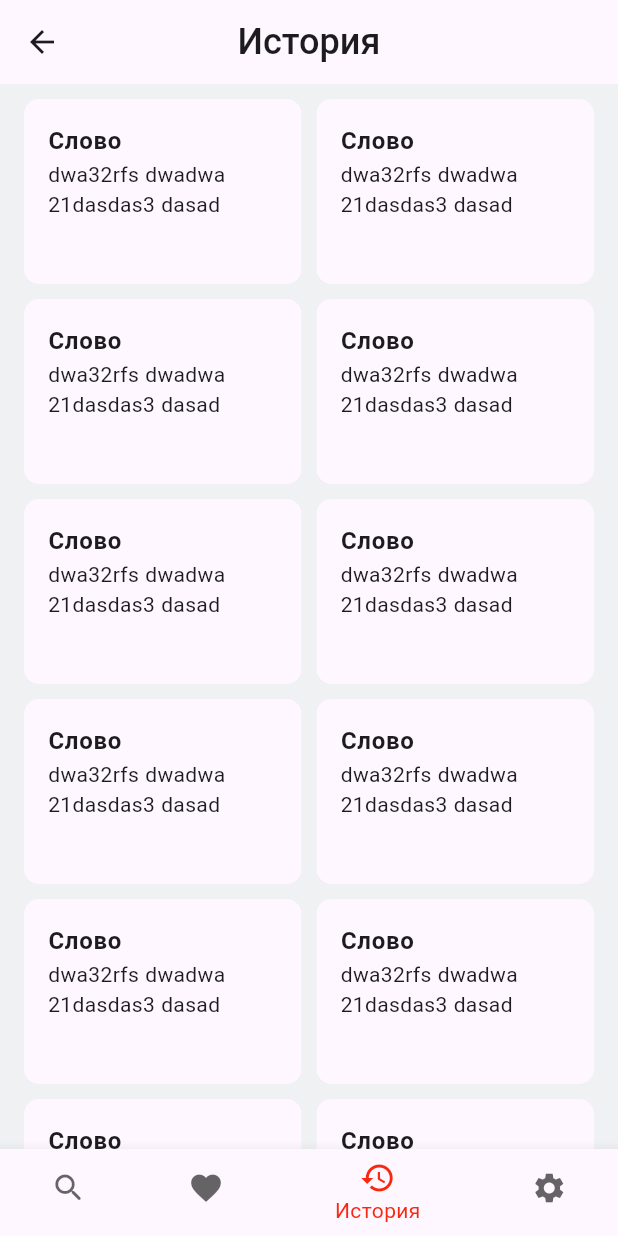
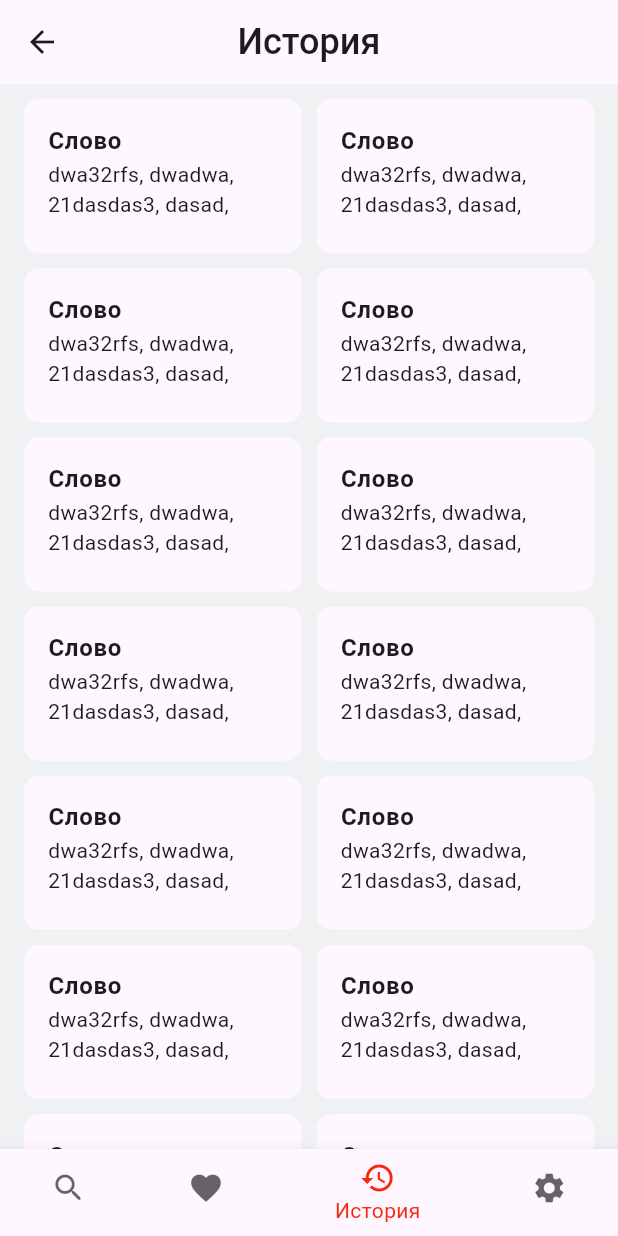
Before and after one commit to dudeel/Rhymer, a Flutter app: the HistoryScreen screen opened by its route, on a phone screen of 412 x 824 dp. Run offline on Flutter 3.47's test engine with Material 2 defaults, Android fonts, the phone set to English and light mode, and no system bars; our stand-ins replace auto_route.

Commit message:
change design for History card

```diff
--- a/lib/core/ui/widgets/rhyme_history_card.dart
+++ b/lib/core/ui/widgets/rhyme_history_card.dart
@@ -21,14 +21,13 @@ class RhymeHistoryCard extends StatelessWidget {
             style: theme.textTheme.bodyLarge
                 ?.copyWith(fontWeight: FontWeight.w700),
           ),
-          Wrap(
-            children: rhymes
-                .map((e) => Padding(
-                      padding: const EdgeInsets.only(right: 4),
-                      child: Text(e),
-                    ))
-                .toList(),
-          )
+          Flexible(
+            child: Text(
+              rhymes.map((e) => '$e, ').join(),
+              overflow: TextOverflow.ellipsis,
+              maxLines: 2,
+            ),
+          ),
         ],
       ),
     );
--- a/lib/features/history/view/history_screen.dart
+++ b/lib/features/history/view/history_screen.dart
@@ -1,6 +1,6 @@
 import 'package:auto_route/auto_route.dart';
 import 'package:flutter/material.dart';
-import 'package:rhymer/core/ui/widgets/rhyme_history_card.dart';
+import 'package:rhymer/core/ui/widgets/widgets.dart';
 
 @RoutePage()
 class HistoryScreen extends StatelessWidget {
@@ -21,7 +21,7 @@ class HistoryScreen extends StatelessWidget {
               maxCrossAxisExtent: 200.0,
               mainAxisSpacing: 10.0,
               crossAxisSpacing: 10.0,
-              childAspectRatio: 1.5,
+              childAspectRatio: 1.8,
             ),
             delegate: SliverChildBuilderDelegate(
               (BuildContext context, int index) {
```
